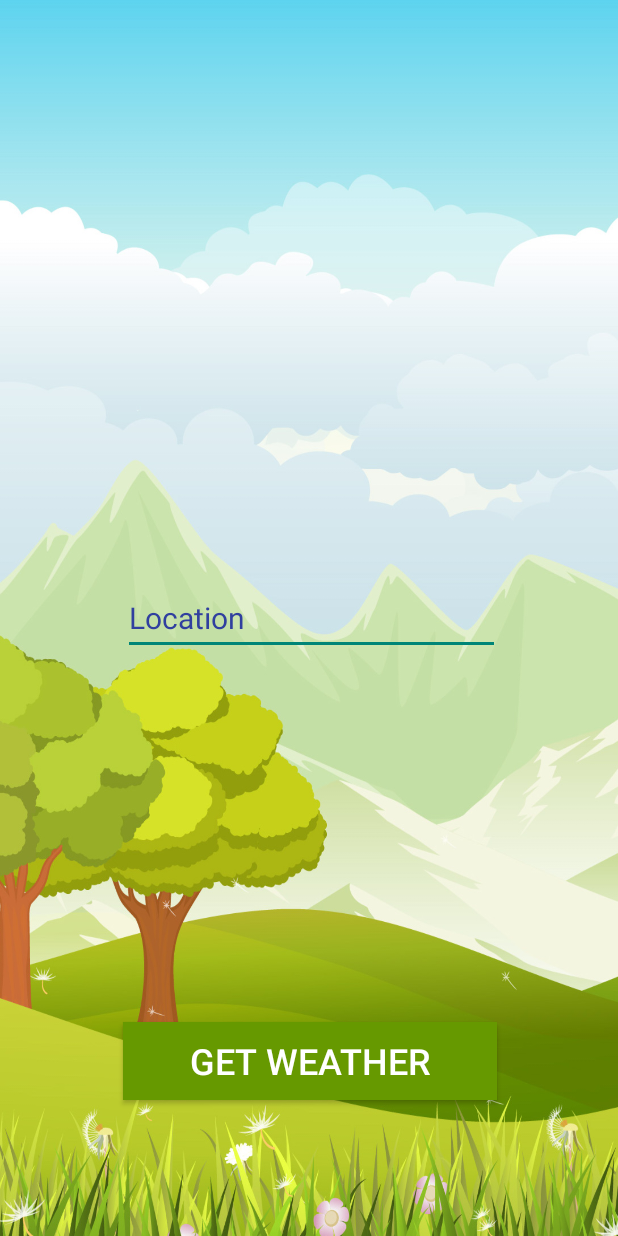
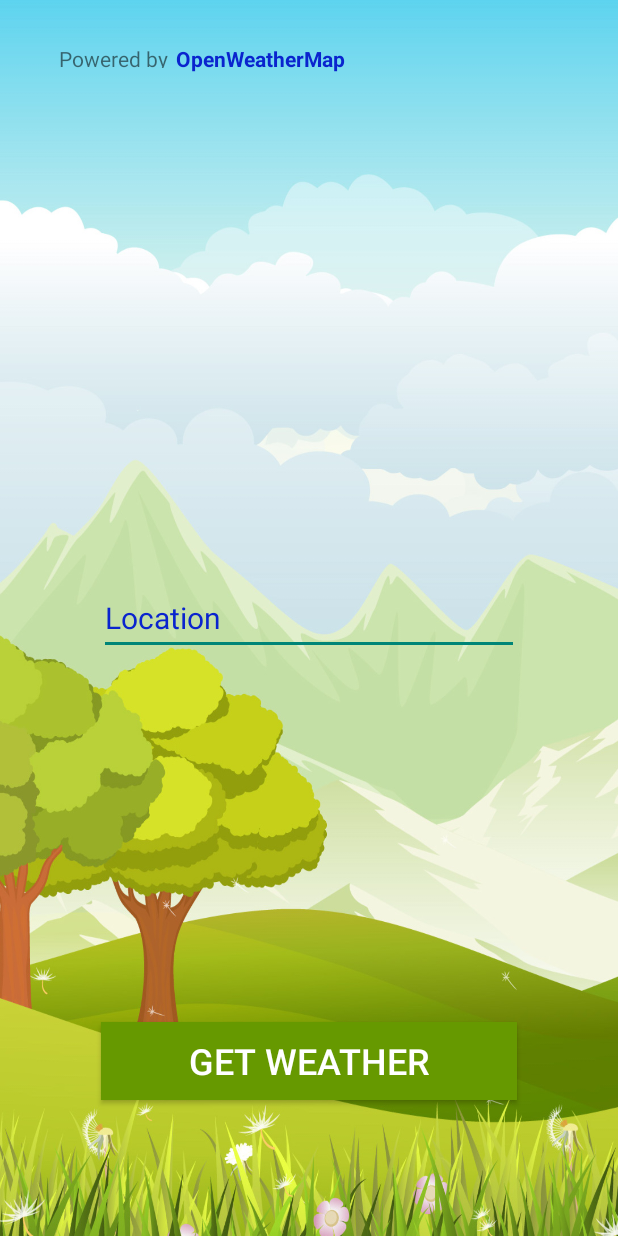
Before and after one commit to doomcatLee/Flatart-Weather, an Android app: the screen it shows after launch (MainActivity), on a phone screen of 412 x 824 dp. Run offline under Robolectric (Android 15) with nearby library versions, the phone set to English and light mode, and no system bars; our stand-ins replace ButterKnife.

Commit message:
add implicit intent by opening openweathermap webpage

```diff
--- a/app/build.gradle
+++ b/app/build.gradle
@@ -9,7 +9,7 @@ android {
     buildToolsVersion "25.0.2"
     defaultConfig {
         applicationId "com.example.guest.weatherandroid"
-        minSdkVersion 16
+        minSdkVersion 21
         targetSdkVersion 25
         versionCode 1
         versionName "1.0"
@@ -21,10 +21,12 @@ android {
             proguardFiles getDefaultProguardFile('proguard-android.txt'), 'proguard-rules.pro'
         }
     }
+    productFlavors {
+    }
 }
 
 dependencies {
-    compile fileTree(dir: 'libs', include: ['*.jar'])
+    compile fileTree(include: ['*.jar'], dir: 'libs')
     androidTestCompile('com.android.support.test.espresso:espresso-core:2.2.2', {
         exclude group: 'com.android.support', module: 'support-annotations'
     })
@@ -41,11 +43,9 @@ dependencies {
     compile 'com.android.support.constraint:constraint-layout:1.0.2'
     compile 'com.android.support:support-v4:25.3.1'
     compile 'org.parceler:parceler-api:1.1.6'
-
     testCompile 'junit:junit:4.12'
     testCompile 'org.robolectric:robolectric:3.0'
     testCompile 'org.robolectric:shadows-support-v4:3.0'
     annotationProcessor 'org.parceler:parceler:1.1.6'
-
     compile 'com.android.support:cardview-v7:25.3.1'
 }
--- a/app/src/main/java/com/example/guest/weatherandroid/Activities/MainActivity.java
+++ b/app/src/main/java/com/example/guest/weatherandroid/Activities/MainActivity.java
@@ -1,11 +1,13 @@
 package com.example.guest.weatherandroid.Activities;
 
 import android.content.Intent;
+import android.net.Uri;
 import android.support.v7.app.AppCompatActivity;
 import android.os.Bundle;
 import android.view.View;
 import android.widget.Button;
 import android.widget.EditText;
+import android.widget.TextView;
 
 import com.example.guest.weatherandroid.R;
 import com.example.guest.weatherandroid.Services.AppService;
@@ -19,6 +21,8 @@ public class MainActivity extends AppCompatActivity implements View.OnClickListe
     EditText mLocationEditText;
     @Bind(R.id.getWeatherButton)
     Button mGetWeatherButton;
+    @Bind(R.id.openWeather)
+    TextView mOpenWeather;
 
     @Override
     protected void onCreate(Bundle savedInstanceState) {
@@ -26,6 +30,7 @@ public class MainActivity extends AppCompatActivity implements View.OnClickListe
         setContentView(R.layout.activity_main);
         ButterKnife.bind(this);
         mGetWeatherButton.setOnClickListener(this);
+        mOpenWeather.setOnClickListener(this);
 
     }
 
@@ -39,5 +44,12 @@ public class MainActivity extends AppCompatActivity implements View.OnClickListe
             startActivity(intent);
 
         }
+
+        if (v== mOpenWeather){
+
+            Uri webpage = Uri.parse("https://openweathermap.org/");
+            Intent webIntent = new Intent(Intent.ACTION_VIEW, webpage);
+            startActivity(webIntent);
+        }
     }
 }
--- a/app/src/main/java/com/example/guest/weatherandroid/Services/WeatherService.java
+++ b/app/src/main/java/com/example/guest/weatherandroid/Services/WeatherService.java
@@ -59,6 +59,7 @@ public class WeatherService {
                 // get city
                 JSONObject city = forecastJSON.getJSONObject("city");
                 String cityName = city.getString("name");
+                Log.d("cityName", cityName);
 
                 for (int i =0; i < 7; i++){
                     JSONObject day = listJSON.getJSONObject(i);
@@ -75,10 +76,11 @@ public class WeatherService {
                     JSONObject weatherDescriptions = weatherList.getJSONObject(0);
                     String iconID = weatherDescriptions.getString("icon");
                     String description = weatherDescriptions.getString("description");
-// access wind here
+                    // access wind here
                     double windSpeed = day.getDouble("speed");
 
                     Weather newForecast = new Weather (cityName, currentTemp, iconID, description, time, maxTemp, minTemp, windSpeed);
+                    System.out.println(newForecast);
 
                     weatherForecastList.add(newForecast);
                 }
--- a/app/src/main/res/layout/activity_main.xml
+++ b/app/src/main/res/layout/activity_main.xml
@@ -9,14 +9,12 @@
 
     <EditText
         android:id="@+id/locationEditText"
-        android:layout_width="251dp"
+        android:layout_width="0dp"
         android:layout_height="49dp"
-        android:layout_marginBottom="8dp"
-        android:layout_marginEnd="16dp"
-        android:layout_marginLeft="8dp"
-        android:layout_marginRight="16dp"
-        android:layout_marginStart="8dp"
-        android:layout_marginTop="8dp"
+        android:layout_marginEnd="66dp"
+        android:layout_marginLeft="66dp"
+        android:layout_marginRight="66dp"
+        android:layout_marginStart="66dp"
         android:ems="10"
         android:hint="Location"
         android:inputType="textPersonName"
@@ -29,17 +27,18 @@
         app:layout_constraintTop_toTopOf="parent"
         tools:layout_constraintLeft_creator="1"
         tools:layout_constraintRight_creator="1"
-        tools:layout_constraintTop_creator="1" />
+        tools:layout_constraintTop_creator="1"
+        tools:layout_constraintBottom_creator="1" />
 
     <Button
         android:id="@+id/getWeatherButton"
-        android:layout_width="249dp"
+        android:layout_width="0dp"
         android:layout_height="52dp"
         android:layout_marginBottom="8dp"
-        android:layout_marginEnd="8dp"
-        android:layout_marginLeft="8dp"
-        android:layout_marginRight="8dp"
-        android:layout_marginStart="8dp"
+        android:layout_marginEnd="67dp"
+        android:layout_marginLeft="67dp"
+        android:layout_marginRight="67dp"
+        android:layout_marginStart="67dp"
         android:layout_marginTop="8dp"
         android:background="@android:color/holo_green_dark"
         android:text="Get Weather"
@@ -51,6 +50,32 @@
         app:layout_constraintRight_toRightOf="parent"
         app:layout_constraintTop_toBottomOf="@+id/locationEditText"
         app:layout_constraintVertical_bias="0.742"
-        tools:textAllCaps="false" />
+        tools:textAllCaps="false"
+        tools:layout_constraintRight_creator="1"
+        tools:layout_constraintLeft_creator="1" />
+
+    <TextView
+        android:id="@+id/textView"
+        android:layout_width="78dp"
+        android:layout_height="16dp"
+        android:text="Powered by"
+        android:layout_marginStart="39dp"
+        app:layout_constraintBaseline_toBaselineOf="@+id/openWeather"
+        tools:layout_constraintBaseline_creator="1"
+        tools:layout_constraintLeft_creator="1"
+        app:layout_constraintLeft_toLeftOf="parent" />
+
+    <TextView
+        android:id="@+id/openWeather"
+        android:layout_width="wrap_content"
+        android:layout_height="wrap_content"
+        android:text="OpenWeatherMap"
+        android:textColor="@color/colorPrimaryDark"
+        android:textStyle="bold"
+        tools:layout_constraintTop_creator="1"
+        android:layout_marginTop="29dp"
+        tools:layout_constraintLeft_creator="1"
+        app:layout_constraintTop_toTopOf="parent"
+        app:layout_constraintLeft_toRightOf="@+id/textView" />
 
 </android.support.constraint.ConstraintLayout>
--- a/app/src/main/res/values/colors.xml
+++ b/app/src/main/res/values/colors.xml
@@ -1,6 +1,6 @@
 <?xml version="1.0" encoding="utf-8"?>
 <resources>
     <color name="colorPrimary">#3F51B5</color>
-    <color name="colorPrimaryDark">#303F9F</color>
+    <color name="colorPrimaryDark">#0a24ce</color>
     <color name="colorAccent">#FF4081</color>
 </resources>
```
